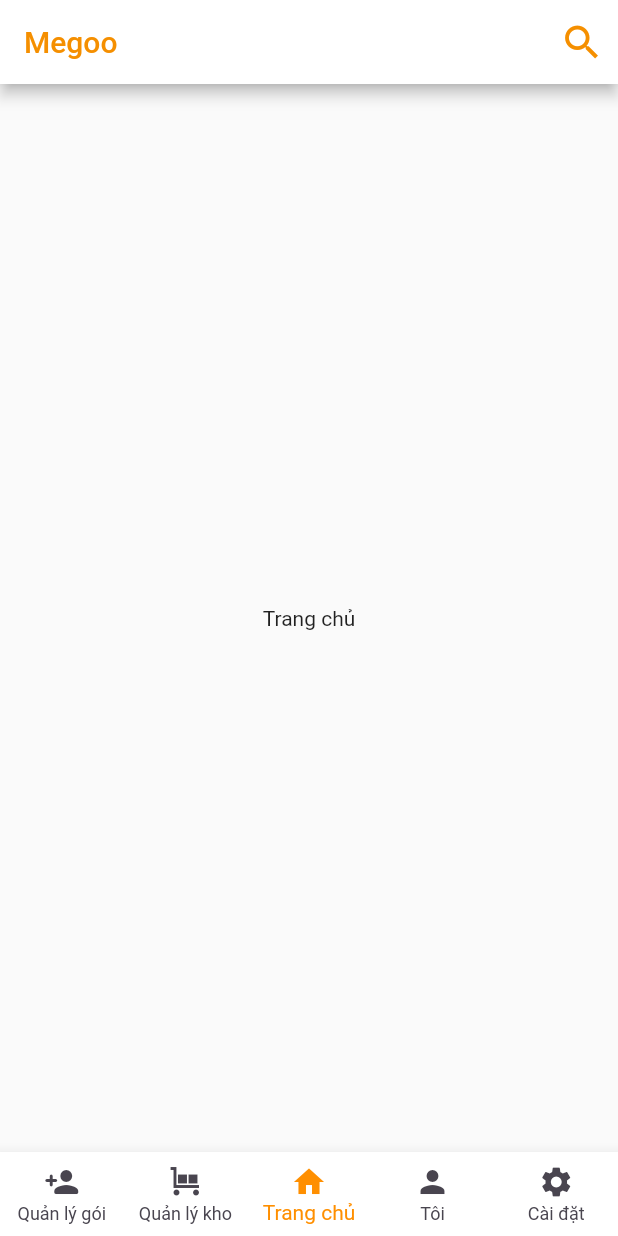
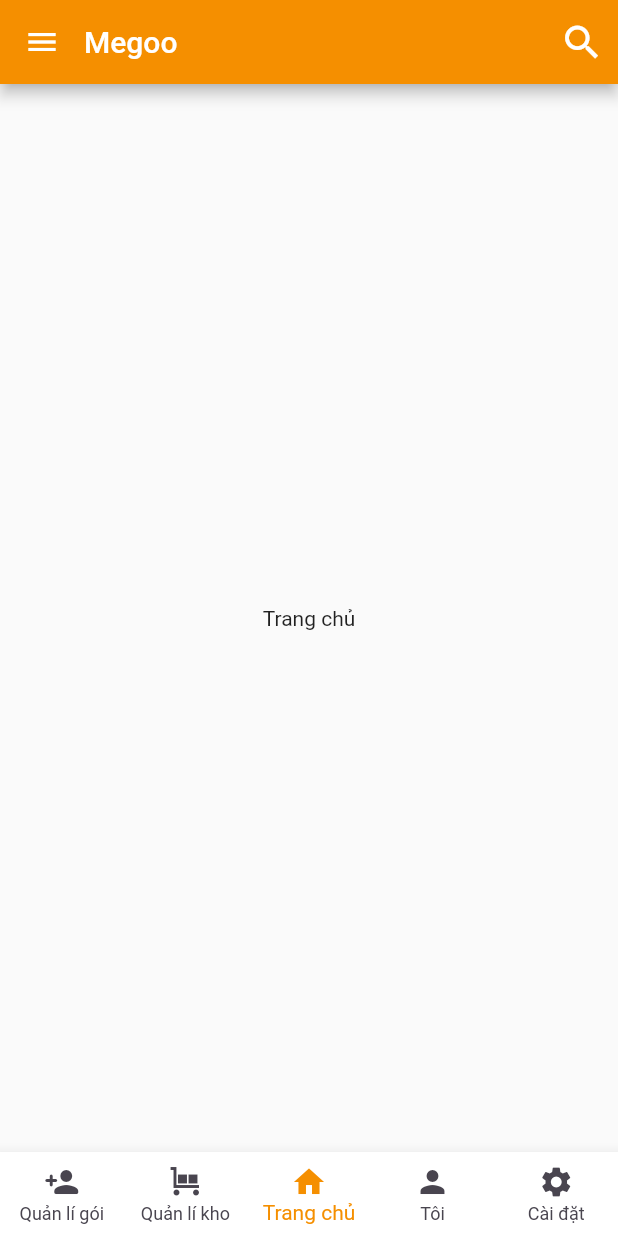
Before and after one commit to nightowls19vp/nyp19vp-fe-mb, a Flutter app: the screen it shows after launch, after a tap on "Đăng nhập", on a phone screen of 412 x 824 dp. Run offline on Flutter 3.47's test engine with Material 2 defaults, Android fonts, the phone set to English and light mode, and no system bars; our stand-ins replace another_flushbar, flutter_signin_button; missing offline and left inert: text_divider.

Commit message:
Refactor code

```diff
--- a/lib/res/colors.dart
+++ b/lib/res/colors.dart
@@ -1,10 +1,8 @@
 import 'package:flutter/material.dart';
 
 class AppColors {
-  static const background = Color.fromARGB(255, 255, 255, 255);
-
-  // Use for button or title/heading
-  static const primary = Color(0xFFF58F00);
+  static const white = Color.fromARGB(255, 255, 255, 255);
+  static const orange = Color(0xFFF58F00);
   static const text = Color(0xFF49454F);
 
   static const error = Color(0xFFDD382F);
--- /dev/null
+++ b/lib/state/drawer_state.dart
@@ -0,0 +1,11 @@
+import 'package:flutter/material.dart';
+
+class DrawerState extends ChangeNotifier {
+  var labelList = [
+    'Trang chủ',
+    'Quản lí kho',
+    'Quản lí gói',
+    'Trang cá nhân',
+    'Cài đặt',
+  ];
+}
--- a/lib/state/nav_bar_state.dart
+++ b/lib/state/nav_bar_state.dart
@@ -3,6 +3,8 @@ import 'package:nyp19vp_mb/views/profile/profile_screen.dart';
 
 class NavigationBarState extends ChangeNotifier {
   int _currentIndex = 2;
+
+  var labelList = ['Quản lí gói', 'Quản lí kho', 'Trang chủ', 'Tôi', 'Cài đặt'];
 
   int get currentIndex => _currentIndex;
 
--- a/lib/views/home/home_screen.dart
+++ b/lib/views/home/home_screen.dart
@@ -18,25 +18,80 @@ class _HomeScreenState extends State<HomeScreen> {
     final navBarState = Provider.of<NavigationBarState>(context);
     return Scaffold(
       appBar: AppBar(
-        backgroundColor: AppColors.background,
+        backgroundColor: AppColors.orange,
         title: Text(
           'Megoo',
           textAlign: TextAlign.start,
           style: TextStyle(
-            color: AppColors.primary,
+            color: AppColors.white,
           ),
         ),
-        leadingWidth: 0,
+        titleSpacing: 0,
         actions: [
           IconButton(
             onPressed: () {},
             icon: Icon(
               Icons.search_outlined,
-              color: AppColors.primary,
+              color: AppColors.white,
               size: 30,
             ),
           ),
         ],
+      ),
+      drawer: Drawer(
+        child: ListView(
+          // Important: Remove any padding from the ListView.
+          padding: EdgeInsets.zero,
+          children: [
+            SizedBox(
+              height: 280,
+              child: DrawerHeader(
+                decoration: BoxDecoration(
+                  color: AppColors.orange,
+                ),
+                child: Column(
+                  children: [
+                    Center(
+                      child: CircleAvatar(
+                        radius: 80,
+                        backgroundColor: AppColors.white,
+                        backgroundImage: AssetImage('assets/images/owl.png'),
+
+                        // backgroundImage:
+                        //     NetworkImage('https://via.placeholder.com/150'),
+                      ),
+                    ),
+                    Padding(
+                      padding: const EdgeInsets.only(top: 20.0),
+                      child: Text(
+                        'Hồ Ngọc Minh Châu',
+                        style: TextStyle(fontSize: 20, color: AppColors.white),
+                      ),
+                    ),
+                  ],
+                ),
+              ),
+            ),
+            ListTile(
+              title: const Text('Item 1'),
+              onTap: () {
+                // Update the state of the app
+                // ...
+                // Then close the drawer
+                Navigator.pop(context);
+              },
+            ),
+            ListTile(
+              title: const Text('Item 2'),
+              onTap: () {
+                // Update the state of the app
+                // ...
+                // Then close the drawer
+                Navigator.pop(context);
+              },
+            ),
+          ],
+        ),
       ),
       body: Center(
         child: navBarState.wigetOption(navBarState.currentIndex),
--- a/lib/views/login/login_form.dart
+++ b/lib/views/login/login_form.dart
@@ -45,16 +45,14 @@ class _LoginFormState extends State<LoginForm> {
                         child: CustomTextField(
                           type: TextFieldType.username,
                           labelText: 'Tên đăng nhập',
-                          hintText: '',
                           controller: _emailController,
                         ),
                       ),
                       Padding(
-                          padding: const EdgeInsets.only(bottom: 15.0),
+                          padding: const EdgeInsets.only(bottom: 30.0),
                           child: CustomTextField(
                             type: TextFieldType.passwordLogin,
                             labelText: 'Mật khẩu',
-                            hintText: '',
                             controller: _pwdController,
                           )),
                       InkWell(
@@ -78,16 +76,16 @@ class _LoginFormState extends State<LoginForm> {
                             onTap: () async {
                               FocusManager.instance.primaryFocus?.unfocus();
                               Navigator.pushNamed(context, RoutesName.home);
-                              // if (_formKey.currentState!.validate()) {
-                              //   _formKey.currentState!.save();
-                              //   Map data = {
-                              //     'username': _emailController.text.toString(),
-                              //     'password': _pwdController.text.toString(),
-                              //   };
+                              if (_formKey.currentState!.validate()) {
+                                _formKey.currentState!.save();
+                                Map data = {
+                                  'username': _emailController.text.toString(),
+                                  'password': _pwdController.text.toString(),
+                                };
 
-                              //   AuthResponseModel response =
-                              //       await loginViewModel.loginApi(
-                              //           data, context);
+                                // AuthResponseModel response =
+                                //     await loginViewModel.loginApi(
+                                //         data, context);
 
                                 // if (response.statusCode == 401) {
                                 //   setState(() {
@@ -109,7 +107,7 @@ class _LoginFormState extends State<LoginForm> {
                                 //     _errorMsg = "";
                                 //   });
                                 // }
-                              // }
+                              }
                             },
                             borderRadius: BorderRadius.circular(15),
                             child: Container(
@@ -117,7 +115,7 @@ class _LoginFormState extends State<LoginForm> {
                               height: 50,
                               child: Ink(
                                 decoration: BoxDecoration(
-                                  color: AppColors.primary,
+                                  color: AppColors.orange,
                                   borderRadius: BorderRadius.circular(10),
                                 ),
                                 child: const Center(
--- a/lib/views/login/login_screen.dart
+++ b/lib/views/login/login_screen.dart
@@ -28,13 +28,13 @@ class LoginScreen extends StatelessWidget {
             width: screenWidth,
             height: screenHeight,
             child: Scaffold(
-              backgroundColor: AppColors.background,
+              backgroundColor: AppColors.white,
               body: Column(
                 mainAxisAlignment: MainAxisAlignment.center,
                 children: [
                   Text('Đăng nhập',
                       style: TextStyle(
-                          color: AppColors.primary,
+                          color: AppColors.orange,
                           fontSize: 30,
                           fontWeight: FontWeight.bold)),
                   SizedBox(
@@ -48,12 +48,12 @@ class LoginScreen extends StatelessWidget {
                         text: const Text(
                           'Hoặc',
                           style: TextStyle(
-                            color: AppColors.primary,
+                            color: AppColors.orange,
                             // fontWeight: FontWeight.bold,
                             fontSize: 16,
                           ),
                         ),
-                        color: AppColors.primary,
+                        color: AppColors.orange,
                         thickness: 1.0,
                       ),
                     ),
@@ -135,7 +135,7 @@ class LoginScreen extends StatelessWidget {
                           Text(
                             'Chưa có tài khoản?',
                             style: TextStyle(
-                              color: AppColors.primary,
+                              color: AppColors.orange,
                               fontSize: 16,
                             ),
                           ),
@@ -152,7 +152,7 @@ class LoginScreen extends StatelessWidget {
                                     Text(
                                       'Đăng ký',
                                       style: TextStyle(
-                                          color: AppColors.primary,
+                                          color: AppColors.orange,
                                           fontSize: 16,
                                           fontWeight: FontWeight.bold),
                                     ),
--- a/lib/widgets/bottom_navigation_bar.dart
+++ b/lib/widgets/bottom_navigation_bar.dart
@@ -13,89 +13,45 @@ class CustomNavigationBar extends StatefulWidget {
 }
 
 class _CustomNavigationBarState extends State<CustomNavigationBar> {
-  static const TextStyle optionStyle =
-      TextStyle(fontSize: 30, fontWeight: FontWeight.bold);
-  static const List<Widget> _widgetOptions = <Widget>[
-    Text(
-      'Index 0: Quản lý gói',
-      style: optionStyle,
-    ),
-    Text(
-      'Index 1: Quản lý kho',
-      style: optionStyle,
-    ),
-    Text(
-      'Index 2: Trang chủ',
-      style: optionStyle,
-    ),
-    Text(
-      'Index 3: Tôi',
-      style: optionStyle,
-    ),
-    Text(
-      'Index 4: Cái đặt',
-      style: optionStyle,
-    ),
-  ];
-
   @override
   Widget build(BuildContext context) {
     final navBarState = Provider.of<NavigationBarState>(context);
 
     return BottomNavigationBar(
-      items: const <BottomNavigationBarItem>[
+      items: <BottomNavigationBarItem>[
         BottomNavigationBarItem(
           icon: Icon(Icons.person_add_rounded),
-          label: 'Quản lý gói',
+          label: navBarState.labelList[0],
           // backgroundColor: Colors.red,
         ),
         BottomNavigationBarItem(
           icon: Icon(Icons.trolley),
-          label: 'Quản lý kho',
+          label: navBarState.labelList[1],
           // backgroundColor: Colors.green,
         ),
         BottomNavigationBarItem(
           icon: Icon(Icons.home),
-          label: 'Trang chủ',
+          label: navBarState.labelList[2],
           // backgroundColor: Colors.purple,
         ),
         BottomNavigationBarItem(
           icon: Icon(Icons.person),
-          label: 'Tôi',
+          label: navBarState.labelList[3],
           // backgroundColor: Colors.pink,
         ),
         BottomNavigationBarItem(
           icon: Icon(Icons.settings),
-          label: 'Cài đặt',
+          label: navBarState.labelList[4],
           // backgroundColor: Colors.pink,
         ),
       ],
       currentIndex: navBarState.currentIndex,
-      backgroundColor: AppColors.background,
-      selectedItemColor: Colors.amber[800],
+      backgroundColor: AppColors.white,
+      selectedItemColor: AppColors.orange,
       unselectedItemColor: AppColors.text,
       type: BottomNavigationBarType.fixed,
       onTap: (index) {
         navBarState.updateCurrentIndex(index);
-        // switch (navBarState.currentIndex) {
-        //   case 0:
-        //     Navigator.pushNamed(context, RoutesName.login);
-        //     break;
-        //   case 1:
-        //     Navigator.pushNamed(context, RoutesName.register);
-        //     break;
-        //   case 2:
-        //     Navigator.pushNamed(context, RoutesName.home);
-        //     break;
-        //   case 3:
-        //     Navigator.pushNamed(context, RoutesName.profile);
-        //     break;
-        //   case 4:
-        //     Navigator.pushNamed(context, RoutesName.forgetPwd);
-        //     break;
-        //   default:
-        //     break;
-        // }
       },
     );
   }
--- a/pubspec.yaml
+++ b/pubspec.yaml
@@ -41,6 +41,7 @@ dependencies:
   http: ^0.13.5
   google_sign_in: ^6.0.2
   firebase_auth: ^4.3.0
+  go_router: ^6.5.5
 
   # The following adds the Cupertino Icons font to your application.
   # Use with the CupertinoIcons class for iOS style icons.
```
Also changed, not shown: lib/views/login/forgot_pwd_page.dart (+5 -6 lines), lib/views/profile/edit_profile_screen.dart (+12 -21 lines), lib/views/profile/profile_screen.dart (+8 -8 lines), lib/views/register/register_form.dart (+1 -8 lines), lib/views/register/register_screen.dart (+6 -6 lines), lib/widgets/text_field.dart (+20 -34 lines), pubspec.lock. Lines whose indentation alone changed are shown as unchanged.
